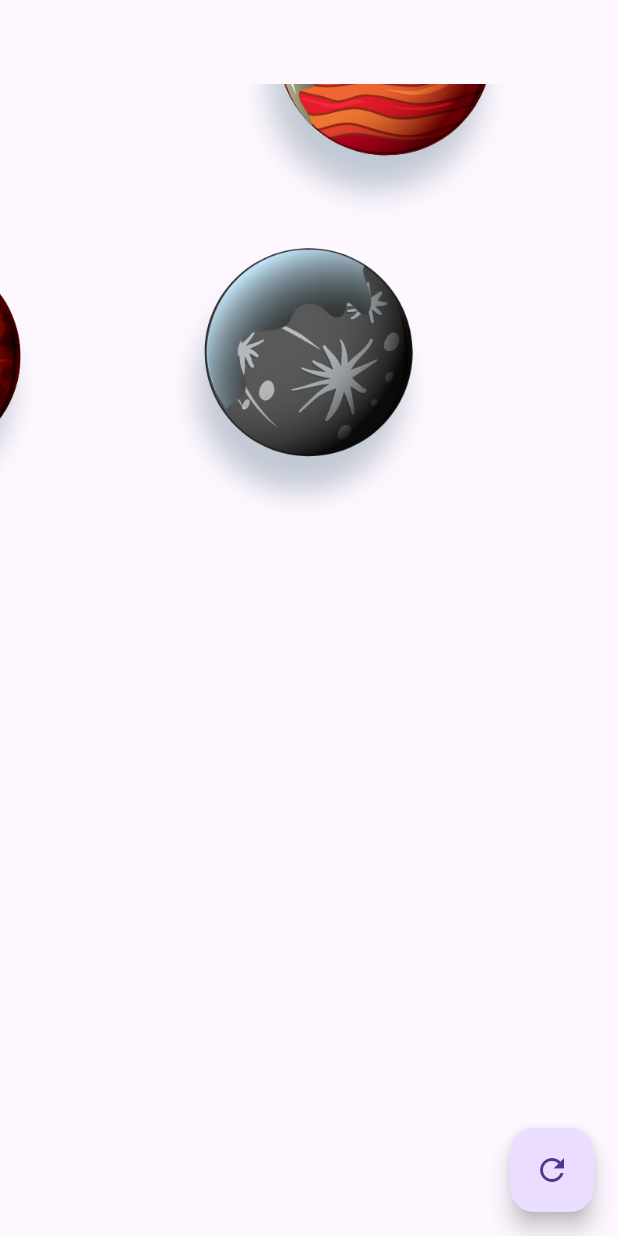
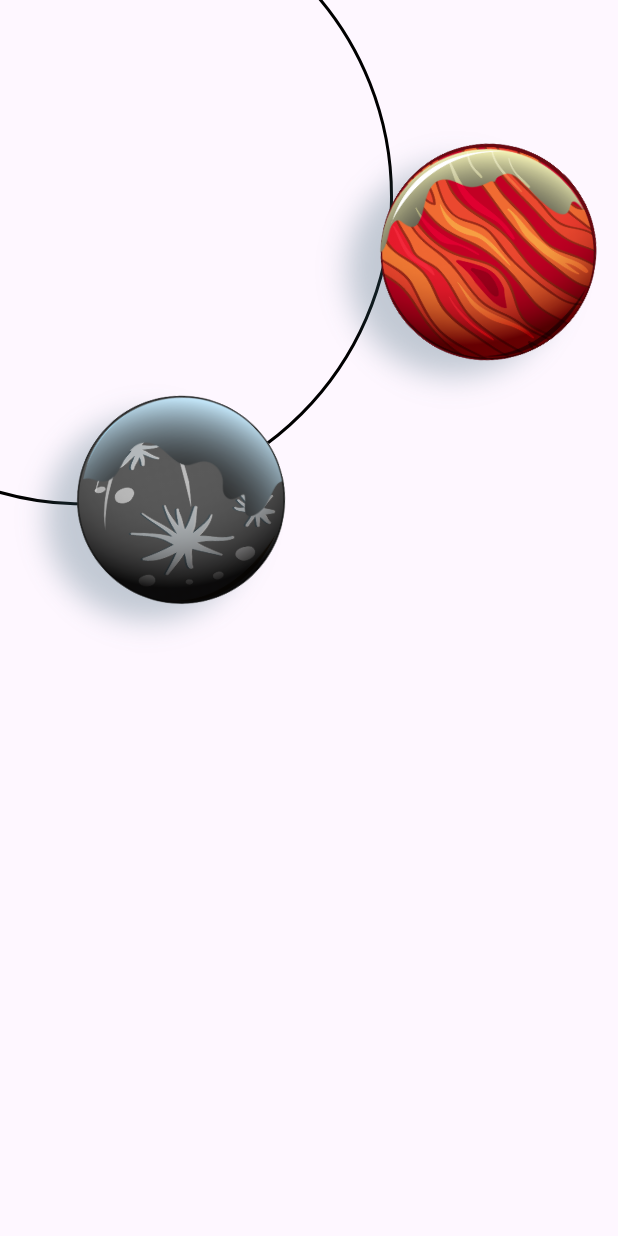
Before and after one commit to Vedpatel28/planet_animatons, a Flutter app: the screen it shows after launch, on a phone screen of 412 x 824 dp. Run offline on Flutter 3.47's test engine with Material 2 defaults, Android fonts, the phone set to English and light mode, and no system bars.

Commit message:
| VP | 8/8/23 | ...

```diff
--- a/lib/models/planets_model.dart
+++ b/lib/models/planets_model.dart
@@ -11,7 +11,7 @@ class PlanetInfo {
 
 List<PlanetInfo> planets = [
   PlanetInfo(
-    1, name: 'Mercury', iconImage: 'assets/mercury.png', description: "Zipping around the sun in only 88 days, Mercury is the closest planet to the sun, and it's also the smallest, only a little bit larger than Earth's moon. Because its so close to the sun (about two-fifths the distance between Earth and the sun), Mercury experiences dramatic changes in its day and night temperatures: Day temperatures can reach a scorching 840  F (450 C), which is hot enough to melt lead. Meanwhile on the night side, temperatures drop to minus 290 F (minus 180 C).",
+    1, name: 'Mercury', iconImage: 'assets/images/earth.png', description: "Zipping around the sun in only 88 days, Mercury is the closest planet to the sun, and it's also the smallest, only a little bit larger than Earth's moon. Because its so close to the sun (about two-fifths the distance between Earth and the sun), Mercury experiences dramatic changes in its day and night temperatures: Day temperatures can reach a scorching 840  F (450 C), which is hot enough to melt lead. Meanwhile on the night side, temperatures drop to minus 290 F (minus 180 C).",
     images: [
       'https://cdn.pixabay.com/photo/2013/07/18/10/57/mercury-163610_1280.jpg',
       'https://solarsystem.nasa.gov/rails/active_storage/blobs/eyJfcmFpbHMiOnsibWVzc2FnZSI6IkJBaHBBcVlHIiwiZXhwIjpudWxsLCJwdXIiOiJibG9iX2lkIn19--bfcefdbb03ebe1d73fbe2e043abde222b35f1c08/PIA13508.jpg?disposition=attachment',
--- a/lib/views/screens/home_page.dart
+++ b/lib/views/screens/home_page.dart
@@ -1,6 +1,9 @@
 // ignore_for_file: camel_case_types
 
+import 'dart:math';
+
 import 'package:flutter/material.dart';
+import 'package:planet_animatons/models/planets_model.dart';
 
 class home_Page extends StatefulWidget {
   const home_Page({super.key});
@@ -14,6 +17,7 @@ class _home_PageState extends State<home_Page>
   late AnimationController controller;
 
   double turns = 0.0;
+  late Animation<double> rotation;
 
   @override
   void initState() {
@@ -22,7 +26,17 @@ class _home_PageState extends State<home_Page>
     controller = AnimationController(
       vsync: this,
       duration: const Duration(
-        milliseconds: 600,
+        minutes: 2,
+      ),
+    )..forward();
+
+    rotation = Tween<double>(
+      begin: 0.0,
+      end: (pi / 12).toDouble(),
+    ).animate(
+      CurvedAnimation(
+        parent: controller,
+        curve: Curves.bounceInOut,
       ),
     );
   }
@@ -30,82 +44,59 @@ class _home_PageState extends State<home_Page>
   @override
   Widget build(BuildContext context) {
     return Scaffold(
-      appBar: AppBar(),
+      appBar: AppBar(
+        backgroundColor: Colors.transparent,
+      ),
       body: Stack(
         children: [
           Transform.translate(
             offset: const Offset(-150, -200),
-            child: AnimatedRotation(
-              turns: turns,
-              curve: Curves.easeInOutQuint,
-              duration: const Duration(seconds: 1),
+            child: RotationTransition(
+              turns: Tween(
+                begin: 0.0,
+                end: 1.0,
+              ).animate(controller),
               child: AnimatedContainer(
                 duration: const Duration(seconds: 1),
-                height: 500,
-                width: 500,
-                decoration: const BoxDecoration(
-                  // gradient: LinearGradient(
-                  //   colors: [
-                  //     Colors.black54,
-                  //     Colors.blue,
-                  //   ],
-                  //   end: Alignment.bottomRight,
-                  // ),
+                height: 550,
+                width: 550,
+                decoration: BoxDecoration(
                   shape: BoxShape.circle,
+                  border: Border.all(
+                    color: Colors.black,
+                    width: 2,
+                  ),
                 ),
                 child: Stack(
                   children: [
                     Transform.translate(
-                      offset: const Offset(130, -10),
-                      child: AnimatedRotation(
-                        turns: turns,
-                        duration: const Duration(minutes: 2),
+                      offset: const Offset(100, -100),
+                      child: RotationTransition(
+                        turns: rotation,
                         child: AnimatedContainer(
                           height: 200,
                           width: 200,
                           duration: const Duration(
                             minutes: 3,
                           ),
-                          decoration: const BoxDecoration(
+                          decoration: BoxDecoration(
                             shape: BoxShape.circle,
                             image: DecorationImage(
                               image: AssetImage(
-                                "assets/images/earth.png",
+                                "${planets[0].iconImage}",
                               ),
                             ),
                           ),
                         ),
                       ),
                     ),
-                    // Transform.translate(
-                    //   offset: const Offset(100, 200),
-                    //   child: AnimatedRotation(
-                    //     turns: turns,
-                    //     duration: const Duration(minutes: 2),
-                    //     child: AnimatedContainer(
-                    //       height: 200,
-                    //       width: 200,
-                    //       duration: const Duration(
-                    //         minutes: 3,
-                    //       ),
-                    //       decoration: const BoxDecoration(
-                    //         shape: BoxShape.circle,
-                    //         image: DecorationImage(
-                    //           image: NetworkImage(
-                    //             "https://nineplanets.org/wp-content/uploads/2020/03/mercury.png",
-                    //           ),
-                    //           fit: BoxFit.cover,
-                    //         ),
-                    //       ),
-                    //     ),
-                    //   ),
-                    // ),
-                    //  com
                     Transform.translate(
-                      offset: const Offset(300, 100),
-                      child: AnimatedRotation(
-                        turns: turns,
-                        duration: const Duration(minutes: 2),
+                      offset: const Offset(350, 120),
+                      child: RotationTransition(
+                        turns: Tween(
+                          begin: 0.0,
+                          end: 1.0,
+                        ).animate(controller),
                         child: AnimatedContainer(
                           height: 200,
                           width: 200,
@@ -125,10 +116,12 @@ class _home_PageState extends State<home_Page>
                     ),
                     // com
                     Transform.translate(
-                      offset: const Offset(-10, 300),
-                      child: AnimatedRotation(
-                        turns: turns,
-                        duration: const Duration(minutes: 2),
+                      offset: const Offset(-80, 350),
+                      child: RotationTransition(
+                        turns: Tween(
+                          begin: 0.0,
+                          end: 1.0,
+                        ).animate(controller),
                         child: AnimatedContainer(
                           height: 200,
                           width: 200,
@@ -148,10 +141,12 @@ class _home_PageState extends State<home_Page>
                     ),
                     // com
                     Transform.translate(
-                      offset: const Offset(250, 300),
-                      child: AnimatedRotation(
-                        turns: turns,
-                        duration: const Duration(minutes: 2),
+                      offset: const Offset(230, 350),
+                      child: RotationTransition(
+                        turns: Tween(
+                          begin: 0.0,
+                          end: 1.0,
+                        ).animate(controller),
                         child: AnimatedContainer(
                           height: 200,
                           width: 200,
@@ -170,10 +165,12 @@ class _home_PageState extends State<home_Page>
                       ),
                     ),
                     Transform.translate(
-                      offset: const Offset(-50, 100),
-                      child: AnimatedRotation(
-                        turns: turns,
-                        duration: const Duration(minutes: 2),
+                      offset: const Offset(-150, 100),
+                      child: RotationTransition(
+                        turns: Tween(
+                          begin: 0.0,
+                          end: 1.0,
+                        ).animate(controller),
                         child: AnimatedContainer(
                           height: 200,
                           width: 200,
@@ -198,16 +195,6 @@ class _home_PageState extends State<home_Page>
           ),
         ],
       ),
-      floatingActionButton: FloatingActionButton(
-        onPressed: () {
-          setState(() {
-            turns += 1 / 8;
-          });
-        },
-        child: const Icon(
-          Icons.refresh,
-        ),
-      ),
     );
   }
 }
```
